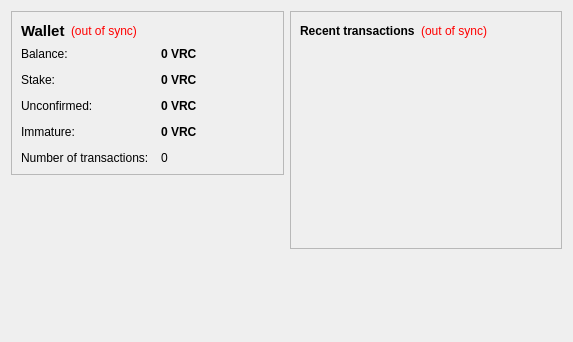
This is src/qt/forms/overviewpage.ui in pnosker/master as Qt 5 draws it before an edit. The edited form follows.
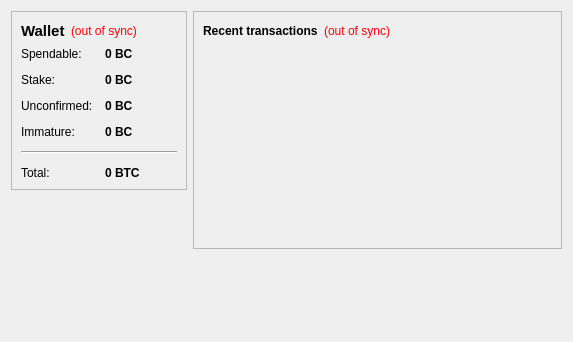
This is the edited form.

```diff
--- a/src/qt/forms/overviewpage.ui
+++ b/src/qt/forms/overviewpage.ui
@@ -13,7 +13,7 @@
   <property name="windowTitle">
    <string>Form</string>
   </property>
-  <layout class="QHBoxLayout" name="horizontalLayout" stretch="1,1">
+  <layout class="QHBoxLayout" name="horizontalLayout" stretch="0,1">
    <item>
     <layout class="QVBoxLayout" name="verticalLayout_2">
      <item>
@@ -86,7 +86,7 @@
           <item row="0" column="0">
            <widget class="QLabel" name="label">
             <property name="text">
-             <string>Balance:</string>
+             <string>Spendable:</string>
             </property>
            </widget>
           </item>
@@ -105,7 +105,7 @@
              <string>Your current balance</string>
             </property>
             <property name="text">
-             <string notr="true">0 VRC</string>
+             <string notr="true">0 BC</string>
             </property>
             <property name="textInteractionFlags">
              <set>Qt::LinksAccessibleByMouse|Qt::TextSelectableByKeyboard|Qt::TextSelectableByMouse</set>
@@ -134,7 +134,7 @@
              <string>Total of coins that was staked, and do not yet count toward the current balance</string>
             </property>
             <property name="text">
-             <string notr="true">0 VRC</string>
+             <string notr="true">0 BC</string>
             </property>
             <property name="textInteractionFlags">
              <set>Qt::LinksAccessibleByMouse|Qt::TextSelectableByKeyboard|Qt::TextSelectableByMouse</set>
@@ -163,7 +163,7 @@
              <string>Total of transactions that have yet to be confirmed, and do not yet count toward the current balance</string>
             </property>
             <property name="text">
-             <string notr="true">0 VRC</string>
+             <string notr="true">0 BC</string>
             </property>
             <property name="textInteractionFlags">
              <set>Qt::LinksAccessibleByMouse|Qt::TextSelectableByKeyboard|Qt::TextSelectableByMouse</set>
@@ -189,27 +189,46 @@
              <string>Mined balance that has not yet matured</string>
             </property>
             <property name="text">
-             <string notr="true">0 VRC</string>
+             <string notr="true">0 BC</string>
             </property>
             <property name="textInteractionFlags">
              <set>Qt::LinksAccessibleByMouse|Qt::TextSelectableByKeyboard|Qt::TextSelectableByMouse</set>
             </property>
            </widget>
           </item>
-          <item row="4" column="0">
-           <widget class="QLabel" name="label_2">
+          <item row="4" column="0" colspan="2">
+           <widget class="Line" name="line">
+            <property name="orientation">
+             <enum>Qt::Horizontal</enum>
+            </property>
+           </widget>
+          </item>
+          <item row="5" column="0">
+           <widget class="QLabel" name="labelTotalText">
             <property name="text">
-             <string>Number of transactions:</string>
+             <string>Total:</string>
             </property>
            </widget>
           </item>
-          <item row="4" column="1">
-           <widget class="QLabel" name="labelNumTransactions">
+          <item row="5" column="1">
+           <widget class="QLabel" name="labelTotal">
+            <property name="font">
+             <font>
+              <weight>75</weight>
+              <bold>true</bold>
+             </font>
+            </property>
+            <property name="cursor">
+             <cursorShape>IBeamCursor</cursorShape>
+            </property>
             <property name="toolTip">
              <string>Total number of transactions in wallet</string>
             </property>
             <property name="text">
-             <string notr="true">0</string>
+             <string notr="true">0 BTC</string>
+            </property>
+            <property name="textInteractionFlags">
+             <set>Qt::LinksAccessibleByMouse|Qt::TextSelectableByKeyboard|Qt::TextSelectableByMouse</set>
             </property>
            </widget>
           </item>
```
Left out of the diff: 8 changed lines with no effect on the pictures.
